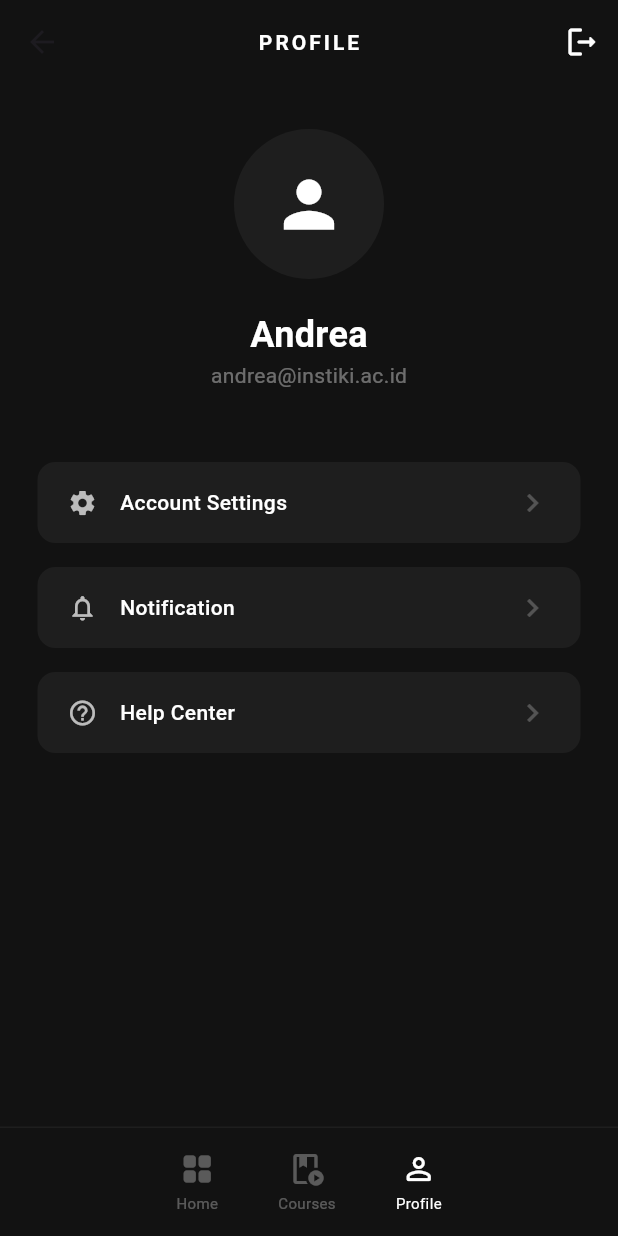
After one commit to cindyandrea2609/utsmp_coursesonline, a Flutter app: the ProfileScreen screen opened by its route, on a phone screen of 412 x 824 dp. The commit adds this screen. Run offline on Flutter 3.47's test engine with Material 3 defaults, Android fonts, the phone set to English and light mode, and no system bars.

Commit message:
commit kelima : penambahan halaman kelas & profile

```diff
--- a/lib/main.dart
+++ b/lib/main.dart
@@ -2,6 +2,8 @@ import 'package:flutter/material.dart';
 import 'screens/login_screen.dart';
 import 'screens/forgot_password_screen.dart';
 import 'screens/dashboard_screen.dart';
+import 'screens/kelas_screen.dart'; // Tambahin ini
+import 'screens/profile_screen.dart'; // Tambahin ini
 
 void main() => runApp(const MyApp());
 
--- /dev/null
+++ b/lib/screens/profile_screen.dart
@@ -0,0 +1,107 @@
+import 'package:flutter/material.dart';
+import 'login_screen.dart';
+
+class ProfileScreen extends StatelessWidget {
+  const ProfileScreen({super.key});
+
+  @override
+  Widget build(BuildContext context) {
+    return Scaffold(
+      backgroundColor: const Color(0xFF121212),
+      appBar: AppBar(
+        backgroundColor: Colors.transparent,
+        elevation: 0,
+        title: const Text("PROFILE", style: TextStyle(color: Colors.white, fontSize: 14, letterSpacing: 2, fontWeight: FontWeight.bold)),
+        centerTitle: true,
+        actions: [
+          IconButton(
+            icon: const Icon(Icons.logout_rounded, color: Colors.white),
+            onPressed: () {
+              Navigator.pushAndRemoveUntil(
+                context,
+                MaterialPageRoute(builder: (context) => const LoginScreen()),
+                (route) => false,
+              );
+            },
+          ),
+        ],
+      ),
+      body: Center(
+        child: Column(
+          children: [
+            const SizedBox(height: 30),
+            const CircleAvatar(
+              radius: 50,
+              backgroundColor: Color(0xFF1E1E1E),
+              child: Icon(Icons.person, size: 50, color: Colors.white),
+            ),
+            const SizedBox(height: 20),
+            const Text("Andrea", style: TextStyle(color: Colors.white, fontSize: 24, fontWeight: FontWeight.bold)),
+            const Text("andrea@instiki.ac.id", style: TextStyle(color: Colors.white38)),
+            const SizedBox(height: 40),
+            _buildProfileMenu(Icons.settings, "Account Settings"),
+            _buildProfileMenu(Icons.notifications_outlined, "Notification"),
+            _buildProfileMenu(Icons.help_outline, "Help Center"),
+          ],
+        ),
+      ),
+      bottomNavigationBar: _buildBottomNav(context, 2),
+    );
+  }
+
+  Widget _buildBottomNav(BuildContext context, int activeIndex) {
+    return Container(
+      padding: const EdgeInsets.symmetric(vertical: 15),
+      decoration: BoxDecoration(
+        color: const Color(0xFF121212),
+        border: Border(top: BorderSide(color: Colors.white.withOpacity(0.05), width: 1)),
+      ),
+      child: Row(
+        mainAxisAlignment: MainAxisAlignment.center,
+        children: [
+          _buildNavItem(Icons.grid_view_rounded, "Home", "/dashboard", context, activeIndex == 0),
+          const SizedBox(width: 40),
+          _buildNavItem(Icons.play_lesson_outlined, "Courses", "/kelas", context, activeIndex == 1),
+          const SizedBox(width: 40),
+          _buildNavItem(Icons.person_outline_rounded, "Profile", "/profile", context, activeIndex == 2),
+        ],
+      ),
+    );
+  }
+
+  Widget _buildNavItem(IconData icon, String label, String route, BuildContext context, bool isActive) {
+    return GestureDetector(
+      onTap: () {
+        if (!isActive) Navigator.pushReplacementNamed(context, route);
+      },
+      child: Column(
+        mainAxisSize: MainAxisSize.min,
+        children: [
+          Icon(icon, color: isActive ? Colors.white : Colors.white30, size: 24),
+          const SizedBox(height: 4),
+          Text(label, style: TextStyle(color: isActive ? Colors.white : Colors.white30, fontSize: 10)),
+        ],
+      ),
+    );
+  }
+
+  Widget _buildProfileMenu(IconData icon, String title) {
+    return Container(
+      margin: const EdgeInsets.symmetric(horizontal: 25, vertical: 8),
+      padding: const EdgeInsets.symmetric(horizontal: 20, vertical: 15),
+      decoration: BoxDecoration(
+        color: const Color(0xFF1E1E1E),
+        borderRadius: BorderRadius.circular(12),
+      ),
+      child: Row(
+        children: [
+          Icon(icon, color: Colors.white70, size: 20),
+          const SizedBox(width: 15),
+          Text(title, style: const TextStyle(color: Colors.white, fontWeight: FontWeight.w500)),
+          const Spacer(),
+          const Icon(Icons.chevron_right, color: Colors.white24),
+        ],
+      ),
+    );
+  }
+}
```
Also changed, not shown: lib/screens/kelas_screen.dart (added, +105 -0 lines).
